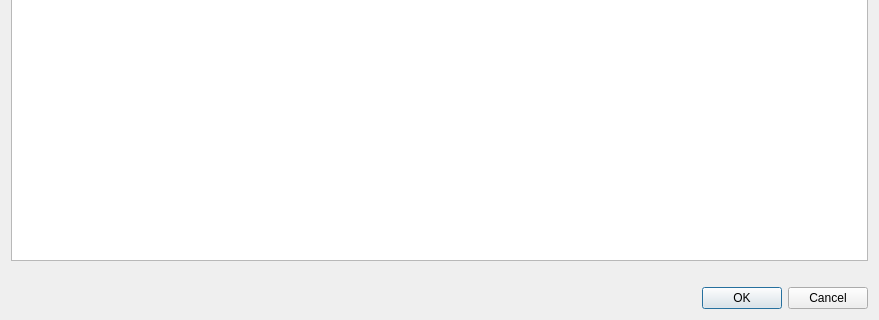
Before: the Qt Designer form optionsviewer.ui in obourat/MimosaNG, drawn with Qt 5; both pictures show x 0 to 879 and y 206 to 526 of the 879 by 526 pixel window.
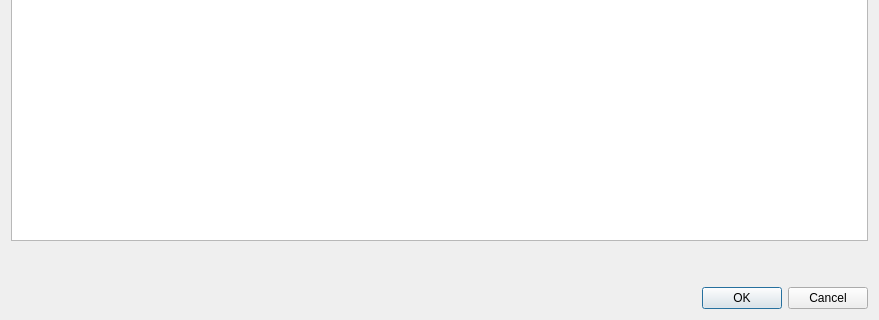
After: the same form once the commit is applied.

```diff
--- a/optionsviewer.ui
+++ b/optionsviewer.ui
@@ -14,7 +14,7 @@
    <string>Liste des configurations d'attribut de l'objet</string>
   </property>
   <layout class="QGridLayout" name="gridLayout">
-   <item row="1" column="0">
+   <item row="2" column="0">
     <widget class="QTableView" name="optionsView">
      <property name="alternatingRowColors">
       <bool>true</bool>
@@ -30,7 +30,7 @@
      </property>
     </widget>
    </item>
-   <item row="3" column="0">
+   <item row="6" column="0">
     <widget class="QDialogButtonBox" name="confirmButtonBox">
      <property name="sizePolicy">
       <sizepolicy hsizetype="Expanding" vsizetype="Fixed">
@@ -53,7 +53,14 @@
      </property>
     </widget>
    </item>
-   <item row="2" column="0">
+   <item row="3" column="0">
+    <widget class="QLabel" name="infoNbObject">
+     <property name="text">
+      <string/>
+     </property>
+    </widget>
+   </item>
+   <item row="4" column="0">
     <widget class="QLabel" name="instructionsLabel">
      <property name="text">
       <string/>
```
